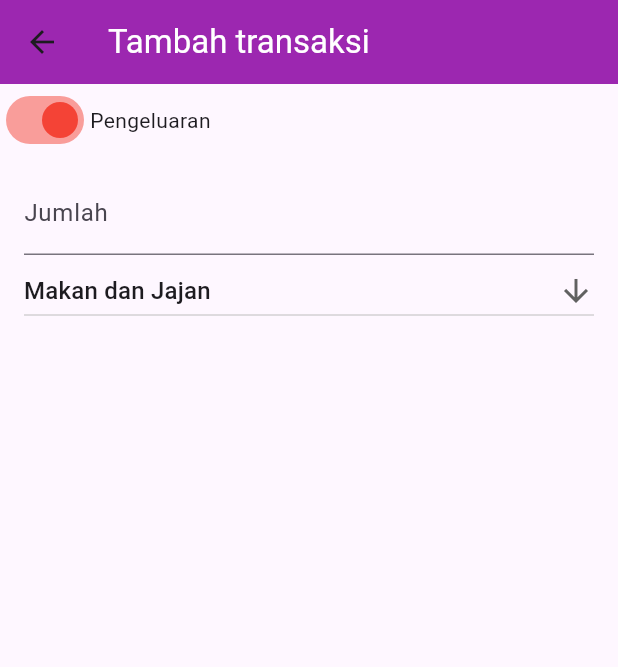
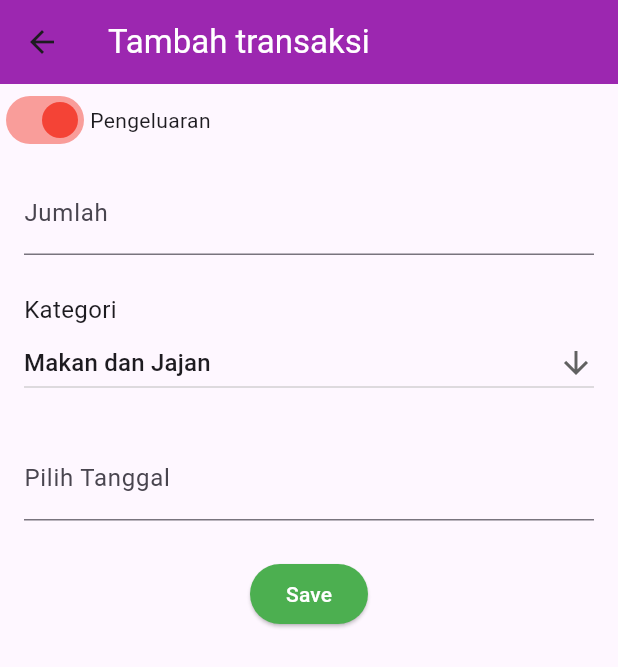
Before and after one commit to fariznugraha23/Doeit, a Flutter app: the TransactionPage screen opened directly, on a phone screen of 412 x 824 dp. Shown: the top 667 px of the screen. Run offline on Flutter 3.47's test engine with Material 3 defaults, Android fonts, the phone set to English and light mode, and no system bars; missing offline and left inert: calendar_appbar.

Commit message:
Selesai add Dropdown

```diff
--- a/lib/pages/transaction_page.dart
+++ b/lib/pages/transaction_page.dart
@@ -1,5 +1,6 @@
 import 'package:flutter/cupertino.dart';
 import 'package:flutter/material.dart';
+import 'package:intl/intl.dart';
 
 class TransactionPage extends StatefulWidget {
   const TransactionPage({super.key});
@@ -12,6 +13,7 @@ class _TransactionPageState extends State<TransactionPage> {
   bool isExpense = true;
   List<String> list = ['Makan dan Jajan', 'Transportasi', 'Nonton Film'];
   late String dropdownValue = list.first;
+  TextEditingController dateController = TextEditingController();
   @override
   Widget build(BuildContext context) {
     return Scaffold(
@@ -19,6 +21,7 @@ class _TransactionPageState extends State<TransactionPage> {
       body: SingleChildScrollView(
         child: SafeArea(
           child: Column(
+            crossAxisAlignment: CrossAxisAlignment.start,
             children: [
               Row(
                 children: [
@@ -47,7 +50,18 @@ class _TransactionPageState extends State<TransactionPage> {
                     border: UnderlineInputBorder(),
                     labelText: "Jumlah"),
                 ),
-              ), Padding(
+              ),
+              SizedBox(
+                height: 25,
+              ),
+              Padding(
+                padding: const EdgeInsets.symmetric(horizontal: 16),
+                child: Text(
+                    "Kategori",
+                    style: TextStyle(fontSize: 16),
+                  ),
+              ),
+              Padding(
                 padding: const EdgeInsets.symmetric(horizontal: 16),
                 child: DropdownButton <String>(
                   value: dropdownValue,
@@ -62,7 +76,37 @@ class _TransactionPageState extends State<TransactionPage> {
                 onChanged: (String? value){
 
                 }),
-              )
+              ),
+              SizedBox(
+                height: 25,
+              ),
+              Padding(
+                padding: const EdgeInsets.symmetric(horizontal: 16),
+                child: TextField(
+                  readOnly: true,
+                  controller: dateController,
+                  decoration: InputDecoration(labelText: "Pilih Tanggal"),
+                   onTap:()async{
+                      DateTime? pickedDate = await showDatePicker(
+                        context: context,
+                        initialDate: DateTime.now(),
+                        firstDate: DateTime(2020),
+                        lastDate: DateTime(2099));
+
+                        if (pickedDate != null){
+                          String formattedDate =
+                          DateFormat('yyyy-MM-dd').format(pickedDate);
+                          dateController.text = formattedDate;
+                        }
+                   },
+                ),
+              ),
+              SizedBox(
+                height: 25,
+              ),
+              Center(child: ElevatedButton(style: ElevatedButton.styleFrom(
+                        backgroundColor:  Colors.green, //background color of button
+                    ),onPressed: (){}, child: Text('Save',style: TextStyle(color: Colors.white))))
             ],
           ))),
     );
--- a/pubspec.yaml
+++ b/pubspec.yaml
@@ -37,6 +37,7 @@ dependencies:
   cupertino_icons: ^1.0.6
   google_fonts: ^3.0.1
   calendar_appbar: ^0.0.6
+  intl: ^0.19.0
 dev_dependencies:
   flutter_test:
     sdk: flutter
```
Also changed, not shown: pubspec.lock.
